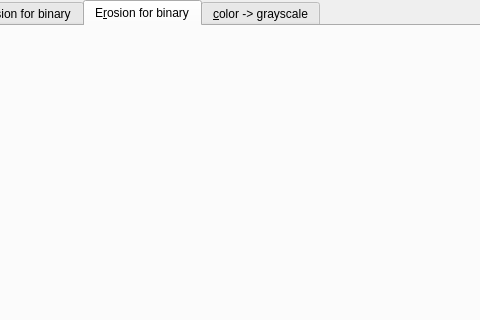
First picture: the form in resource/window/MainWindow.ui, repository iluminate1/ImgEditor, before the edit; both pictures show x 465 to 945 and y 0 to 320 of the 1202 by 655 pixel window.
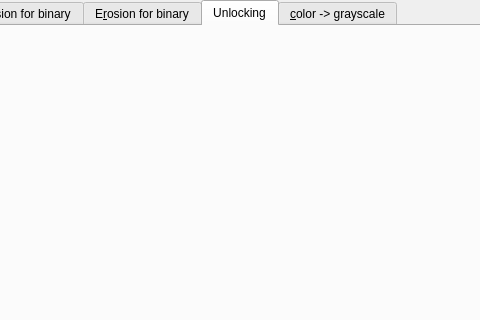
Second picture: the form after the edit.

Commit message: chore: add unlock widget ui

The edit to the form file:
```diff
--- a/resource/window/MainWindow.ui
+++ b/resource/window/MainWindow.ui
@@ -20,7 +20,7 @@
    <string>imgEditor</string>
   </property>
   <widget class="QWidget" name="centralwidget">
-   <layout class="QVBoxLayout" name="verticalLayout">
+   <layout class="QHBoxLayout" name="horizontalLayout">
     <property name="sizeConstraint">
      <enum>QLayout::SizeConstraint::SetDefaultConstraint</enum>
     </property>
@@ -48,7 +48,7 @@
        <enum>QTabWidget::TabPosition::North</enum>
       </property>
       <property name="currentIndex">
-       <number>4</number>
+       <number>5</number>
       </property>
       <property name="usesScrollButtons">
        <bool>true</bool>
@@ -107,6 +107,15 @@
        </attribute>
        <layout class="QVBoxLayout" name="tab_erosion_layout"/>
       </widget>
+      <widget class="QWidget" name="tab_unlocking">
+       <attribute name="title">
+        <string>Unlocking</string>
+       </attribute>
+       <attribute name="toolTip">
+        <string>Unlocking for binary images</string>
+       </attribute>
+       <layout class="QVBoxLayout" name="tab_unlocking_layout"/>
+      </widget>
       <widget class="QWidget" name="tab_rgb_to_grayscale">
        <attribute name="title">
         <string>&amp;color -&gt; grayscale</string>
```
The commit also changes 1 other file.
